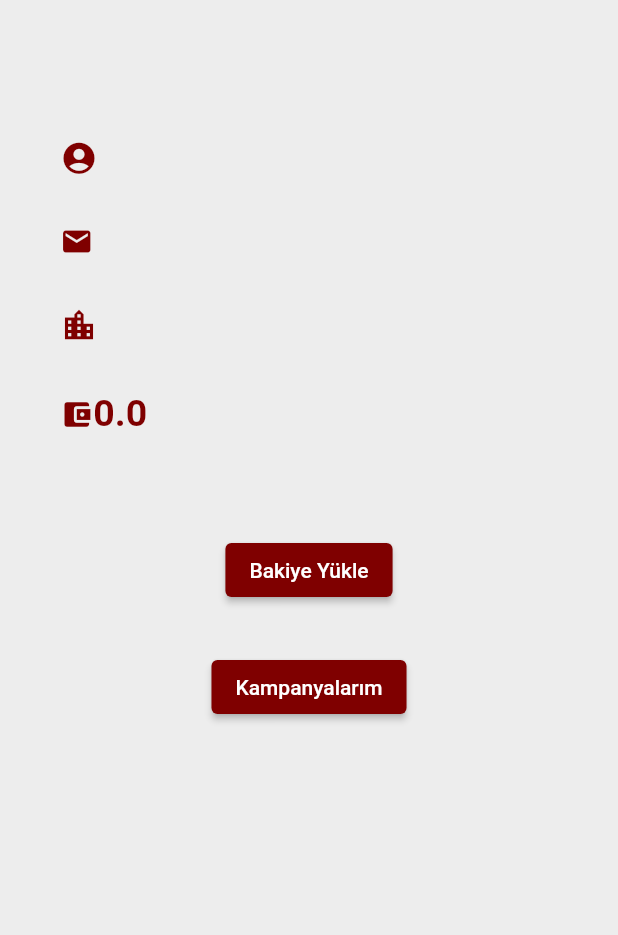
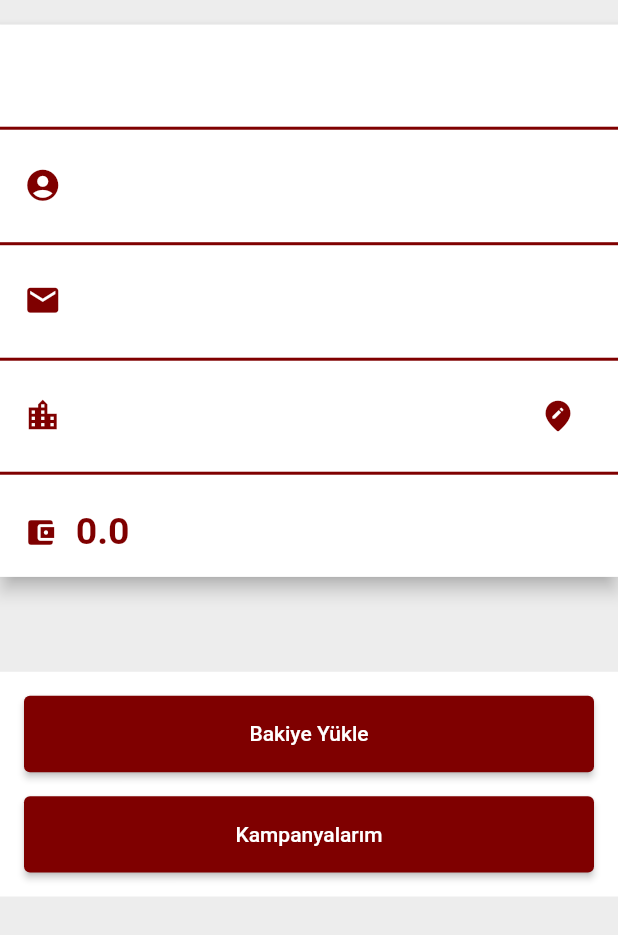
Before and after one commit to FatihGeylan/Graduation_Project_Yardimeli, a Flutter app: the ProfilePage screen opened directly, on a phone screen of 412 x 824 dp. Shown: the top 935 px of the screen. Run offline on Flutter 3.47's test engine with Material 2 defaults, Android fonts, the phone set to English and light mode, and no system bars; our stand-ins replace flutter_riverpod, image_picker, percent_indicator, scrollable_positioned_list; accounts and stored records are empty.

Commit message:
Profil sayfası düzenlenip son haline getirildi. Şehir değiştirme özelliği eklendi. Bakiye güncellenmesi fixlendi.

```diff
--- a/lib/API/ApiConstants.dart
+++ b/lib/API/ApiConstants.dart
@@ -9,4 +9,5 @@ class ApiConstants {
   static String AddCampaign = '/api/Campaign/AddCampaign';
   static String GetUserByUserName =  '/api/User/GetUserByUserName';
   static String CreateUser =  '/api/User/CreateUser';
+  static String ChangeCity =  '/api/User/ChangeCity';
 }
--- a/lib/pages/ProfilePage.dart
+++ b/lib/pages/ProfilePage.dart
@@ -1,5 +1,6 @@
 import 'package:flutter/material.dart';
 import 'package:flutter_riverpod/flutter_riverpod.dart';
+import 'package:yardimeliflutter/pages/ChangeCityPage.dart';
 import 'package:yardimeliflutter/pages/MyCampaignsPage.dart';
 
 import '../UserProvider.dart';
@@ -43,23 +44,53 @@ class _ProfilePageState extends ConsumerState<ProfilePage> {
                   children: [
                     Padding(
                       padding: EdgeInsets.only(
-                          left: MediaQuery.of(context).size.width / 17),
+                          top: MediaQuery.of(context).size.width / 25),
+                      child: Material(
+                        elevation: 5,
                         child: Container(
                           width: MediaQuery.of(context).size.width,
+                          color: Colors.white,
+
                           child: Column(
                             crossAxisAlignment: CrossAxisAlignment.start,
                             children: [
+                              // ListTile(
+                              //   dense: true,
+                              //   minLeadingWidth: 10,
+                              //   leading: Icon(
+                              //      Icons.account_circle,
+                              //         size: 25,
+                              //         color: Color(0xff7f0000),
+                              //   ),
+                              //   title: RichText(
+                              //     text: TextSpan(
+                              //       children: [
+                              //         TextSpan(
+                              //             text: userprovider.user!.FirstName+" "+userprovider.user!.LastName,
+                              //             style: TextStyle(
+                              //               fontSize: 25,
+                              //               color: Color(0xff7f0000),
+                              //               fontWeight: FontWeight.bold,
+                              //             )),
+                              //       ],
+                              //     ),
+                              //   ),
+                              // ),
                               Padding(
                                 padding: EdgeInsets.only(
-                                  top: 32.0,
+                                    top: 16.0,
                                     bottom: 16.0,
                                     left: 16,
                                     right: 16),
-                              child: Text(userprovider.user!.FirstName+" "+userprovider.user!.LastName,
+                                child: Text(userprovider.user!.UserName,
                                     style: TextStyle(
                                         fontSize: 25,
                                         color: Color(0xff7f0000),
                                         fontWeight: FontWeight.bold)),
+                              ),
+                              Divider(
+                                thickness: 2,
+                                color: Color(0xff7f0000),
                               ),
                               Padding(
                                   padding: EdgeInsets.all(16.0),
@@ -72,7 +103,7 @@ class _ProfilePageState extends ConsumerState<ProfilePage> {
                                               color: Color(0xff7f0000)),
                                         ),
                                         TextSpan(
-                                          text: userprovider.user!.UserName,
+                                            text: "  " +userprovider.user!.FirstName+" "+userprovider.user!.LastName,
                                             style: TextStyle(
                                               fontSize: 25,
                                               color: Color(0xff7f0000),
@@ -80,7 +111,12 @@ class _ProfilePageState extends ConsumerState<ProfilePage> {
                                             )),
                                       ],
                                     ),
-                                )),
+                                  )
+                              ),
+                              Divider(
+                                thickness: 2,
+                                color: Color(0xff7f0000),
+                              ),
                               Padding(
                                   padding: EdgeInsets.all(16.0),
                                   child: RichText(
@@ -88,11 +124,11 @@ class _ProfilePageState extends ConsumerState<ProfilePage> {
                                       children: [
                                         WidgetSpan(
                                           child: Icon(Icons.mail,
-                                            size: 22,
+                                              size: 25,
                                               color: Color(0xff7f0000)),
                                         ),
                                         TextSpan(
-                                          text: userprovider.user!.Email,
+                                            text: "  " +userprovider.user!.Email,
                                             style: TextStyle(
                                               fontSize: 25,
                                               color: Color(0xff7f0000),
@@ -100,10 +136,17 @@ class _ProfilePageState extends ConsumerState<ProfilePage> {
                                             )),
                                       ],
                                     ),
-                                )),
+                                  )
+                              ),
+                              Divider(
+                                thickness: 2,
+                                color: Color(0xff7f0000),
+                              ),
                               Padding(
-                                padding: EdgeInsets.all(16.0),
-                                child: RichText(
+                                  padding: EdgeInsets.symmetric(horizontal: 16.0,vertical: 6.0),
+                                  child: Row(
+                                    children: [
+                                      RichText(
                                         text: TextSpan(
                                           children: [
                                             WidgetSpan(
@@ -112,7 +155,7 @@ class _ProfilePageState extends ConsumerState<ProfilePage> {
                                                   color: Color(0xff7f0000)),
                                             ),
                                             TextSpan(
-                                          text: userprovider.user!.City,
+                                                text: "  " + userprovider.user!.City,
                                                 style: TextStyle(
                                                   fontSize: 25,
                                                   color: Color(0xff7f0000),
@@ -120,7 +163,22 @@ class _ProfilePageState extends ConsumerState<ProfilePage> {
                                                 )),
                                           ],
                                         ),
-                                )),
+                                      ),
+                                      Spacer(),
+                                      IconButton(
+                                        icon: Icon(Icons.edit_location_rounded, size: 25,color: Color(0xff7f0000)),
+                                        onPressed: () {
+                                          _changeCityPAge(context);
+                                        },
+                                      )
+                                    ],
+                                  ),
+
+                              ),
+                              Divider(
+                                thickness: 2,
+                                color: Color(0xff7f0000),
+                              ),
                               Padding(
                                   padding: EdgeInsets.all(16.0),
                                   child: RichText(
@@ -133,7 +191,7 @@ class _ProfilePageState extends ConsumerState<ProfilePage> {
                                               color: Color(0xff7f0000)),
                                         ),
                                         TextSpan(
-                                          text: "${userprovider.user!.Balance}",
+                                            text: "  ${userprovider.user!.Balance}",
                                             style: TextStyle(
                                               fontSize: 25,
                                               color: Color(0xff7f0000),
@@ -141,19 +199,29 @@ class _ProfilePageState extends ConsumerState<ProfilePage> {
                                             )),
                                       ],
                                     ),
-                                )),
+                                  )
+
+                              ),
+
                             ],
                           ),
                         ),
                       ),
+                    ),
+                    SizedBox(
+                      height: MediaQuery.of(context).size.height/13,
+                    ),
                     Container(
+                      width: MediaQuery.of(context).size.width,
+                      color: Colors.white,
                       child: Center(
                         child: Column(
                           children: [
-                            SizedBox(
-                              height: 50,
-                            ),
-                            ElevatedButton(
+
+                            Container(
+
+
+                              child: ElevatedButton(
                                 onPressed: () {
                                   Navigator.push(
                                     context,
@@ -171,14 +239,21 @@ class _ProfilePageState extends ConsumerState<ProfilePage> {
                                 },
                                 child: Text('Bakiye Yükle'),
                               ),
-                            SizedBox(
-                              height: 30,
+                              width: double.infinity,
+                              height: MediaQuery.of(context).size.height/11,
+                              padding: EdgeInsets.only(left: 16.0, right: 16.0, bottom: 8.0, top: 16.0),
                             ),
-                            ElevatedButton(
+
+                            Container(
+                              width: double.infinity,
+                              height: MediaQuery.of(context).size.height/11,
+                              padding: EdgeInsets.only(left: 16.0, right: 16.0, bottom: 16.0, top: 8.0),
+                              child: ElevatedButton(
                                 onPressed: () {
                                   _myCampaignsPage(context);
                                 },
                                 child: Text('Kampanyalarım'),
+                              ),
                             ),
                           ],
                         ),
@@ -196,4 +271,11 @@ class _ProfilePageState extends ConsumerState<ProfilePage> {
       },
     ));
   }
+  void _changeCityPAge(BuildContext context) {
+    Navigator.of(context).push(MaterialPageRoute(
+      builder: (context) {
+        return const ChangeCityPage();
+      },
+    ));
   }
+}
--- a/lib/pages/addbalancePage.dart
+++ b/lib/pages/addbalancePage.dart
@@ -17,7 +17,7 @@ class addbalacePage extends ConsumerStatefulWidget {
 
 class _addbalacePageState extends ConsumerState<addbalacePage> {
   addbalanceApi addbalance =addbalanceApi();
-
+  Authstate authstate=new Authstate();
   final paycontoller=TextEditingController();
   void dispose() {
     paycontoller.dispose();
@@ -198,6 +198,7 @@ class _addbalacePageState extends ConsumerState<addbalacePage> {
                                               );
                                             }
                                             else{
+                                              ref.read(userProvider).getUser(authstate);
                                               showDialog(
                                                 context: context,
                                                 builder: (context)=>AlertDialog(
```
Also changed, not shown: lib/API/ChangeCityApiService.dart (added, +32 -0 lines), lib/pages/ChangeCityPage.dart (added, +190 -0 lines). Lines whose indentation alone changed are shown as unchanged.
